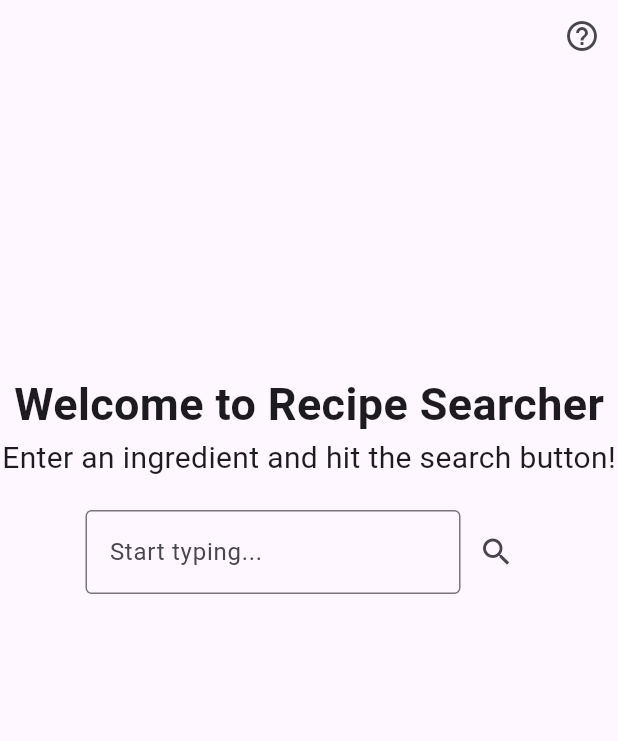
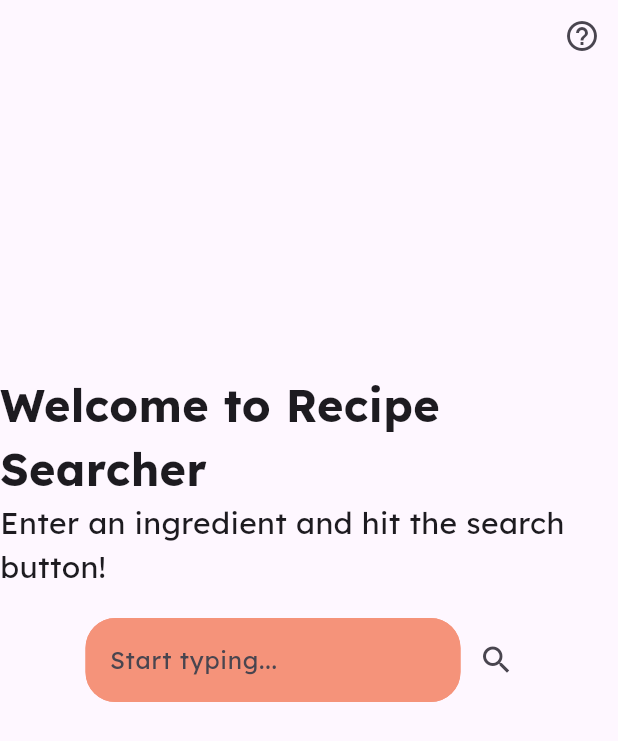
Before and after one commit to elise1365/recipeSearcher, a Flutter app: the screen it shows after launch, on a phone screen of 412 x 824 dp. Shown: the top 741 px of the screen. Run offline on Flutter 3.47's test engine with Material 3 defaults, Android fonts, the phone set to English and light mode, and no system bars; our stand-ins replace google_fonts, supabase_flutter; accounts and stored records are empty.

Commit message:
finished tidying up ui, added colours

```diff
--- a/lib/helpWidget.dart
+++ b/lib/helpWidget.dart
@@ -17,6 +17,7 @@ class helpCard extends StatelessWidget {
             width: 700,
             height: 200,
             child: Card(
+                color: Color(0xFFFFD151),
               child: Padding(
                 padding: EdgeInsets.all(20),
                   child: Column(
@@ -43,7 +44,7 @@ class helpCard extends StatelessWidget {
                                   text:
                                         TextSpan(
                                             text: 'Report any issues/ feature requests/ questions',
-                                            style: TextStyle(color: Colors.blue, decoration: TextDecoration.underline, fontSize: 18),
+                                            style: GoogleFonts.lexend(textStyle: TextStyle(color: Colors.blue, decoration: TextDecoration.underline, fontSize: 18)),
                                             recognizer: TapGestureRecognizer()
                                               ..onTap = (){
                                                 launch('https://forms.gle/WNgnebYdLPPvQqRTA');
@@ -59,7 +60,7 @@ class helpCard extends StatelessWidget {
                               RichText(
                                 text: TextSpan(
                                       text: 'Github',
-                                      style: TextStyle(color: Colors.blue, decoration: TextDecoration.underline, fontSize: 18),
+                                      style: GoogleFonts.lexend(textStyle: TextStyle(color: Colors.blue, decoration: TextDecoration.underline, fontSize: 18)),
                                       recognizer: TapGestureRecognizer()
                                         ..onTap = (){
                                           launch('https://github.com/elise1365');
--- a/lib/resultsPage.dart
+++ b/lib/resultsPage.dart
@@ -30,10 +30,10 @@ class resultsPageState extends State<resultsPage> {
         title: Center(
               child: Text.rich(
                 TextSpan(
-              text: 'Results for ',
-              style: TextStyle(fontSize: 40),
+                  text: 'Recipes using ',
+                  style: GoogleFonts.lexend(textStyle: TextStyle(fontSize: 40)),
                   children: <TextSpan>[
-                TextSpan(text: widget.inputText, style: TextStyle(fontStyle: FontStyle.italic, fontSize: 40))
+                    TextSpan(text: widget.inputText, style: GoogleFonts.lexend(textStyle: TextStyle(fontSize: 40, fontWeight: FontWeight.bold)))
                   ],
                 ),
               )
--- a/lib/searchPage.dart
+++ b/lib/searchPage.dart
@@ -16,7 +16,6 @@ class searchPageState extends State<searchPage> {
 
   @override
   void dispose() {
-    // Dispose of the controller when the widget is disposed.
     myController.dispose();
     super.dispose();
   }
@@ -40,8 +39,8 @@ class searchPageState extends State<searchPage> {
               ]
             ),
             SizedBox(height: 200),
-            Text('Welcome to Recipe Searcher', style: TextStyle(fontSize: 30, fontWeight: FontWeight.bold)),
-            Text('Enter an ingredient and hit the search button!', style: TextStyle(fontSize: 20)),
+            Text('Welcome to Recipe Searcher', style: GoogleFonts.lexend(textStyle: TextStyle(fontSize: 30, fontWeight: FontWeight.bold))),
+            Text('Enter an ingredient and hit the search button!', style: GoogleFonts.lexend(textStyle: TextStyle(fontSize: 20))),
             SizedBox(height: 20),
             Row(
                   mainAxisAlignment: MainAxisAlignment.center,
@@ -50,9 +49,14 @@ class searchPageState extends State<searchPage> {
                           width: 250,
                           child: TextField(
                               controller: myController,
+                              style: GoogleFonts.lexend(textStyle: TextStyle()),
                               decoration: InputDecoration(
-                                  border: OutlineInputBorder(),
-                                  labelText: 'Start typing...'
+                                  border: OutlineInputBorder(borderRadius: BorderRadius.all(Radius.circular(20))),
+                                  enabledBorder: OutlineInputBorder(borderRadius: BorderRadius.all(Radius.circular(20)), borderSide: BorderSide(color: Color(0xFFF5937A))),
+                                  focusedBorder: OutlineInputBorder(borderRadius: BorderRadius.all(Radius.circular(20)), borderSide: BorderSide(color: Color(0xFFF5937A))),
+                                  hintText: 'Start typing...',
+                                  filled: true,
+                                  fillColor: Color(0xFFF5937A)
                               )
                           )
                     ),
--- a/lib/summarisedRecipeWidget.dart
+++ b/lib/summarisedRecipeWidget.dart
@@ -24,7 +24,7 @@ class summarisedRecipe extends StatelessWidget {
           width: 600,
           height: 150,
           child: Card(
-              color: Color(0xFF7087B6),
+              color: Color(0xFF8CBCB9),
               clipBehavior: Clip.hardEdge,
               child: InkWell(
                       onTap: (){
@@ -90,7 +90,7 @@ class summarisedRecipe extends StatelessWidget {
                                       Text.rich(
                                           TextSpan(
                                               text: 'Time: ',
-                                              style: TextStyle(fontWeight: FontWeight.bold),
+                                              style: GoogleFonts.lexend(textStyle: TextStyle(fontWeight: FontWeight.bold)),
                                               children: <TextSpan> [
                                                 TextSpan(text: time.toString(), style: GoogleFonts.lexend(textStyle: TextStyle(fontWeight: FontWeight.normal))),
                                                 TextSpan(text: ' mins', style: GoogleFonts.lexend(textStyle: TextStyle(fontWeight: FontWeight.normal)))
```
Also changed, not shown: lib/fullRecipeWidget.dart (+7 -7 lines). Lines whose indentation alone changed are shown as unchanged.
